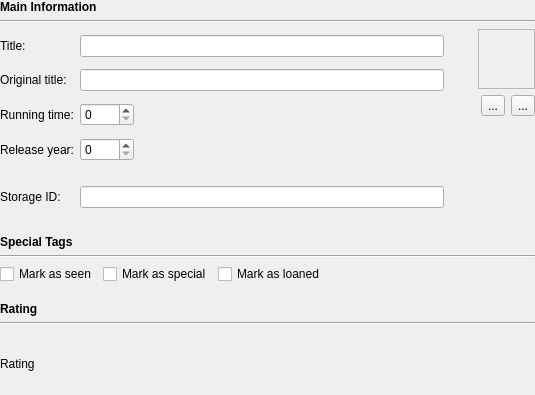
Above: src/movida/ui/maininfopage.ui from hippydream/movida before the change. Below: the same form after it.
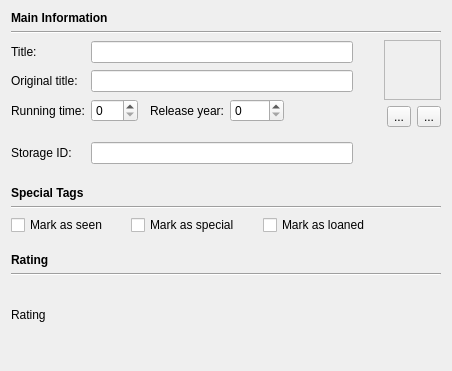
That is the form after the change. Custom widgets are drawn as their Qt base class.

Diff of the .ui file:
```diff
--- a/src/movida/ui/maininfopage.ui
+++ b/src/movida/ui/maininfopage.ui
@@ -6,18 +6,15 @@
    <rect>
     <x>0</x>
     <y>0</y>
-    <width>535</width>
-    <height>395</height>
+    <width>452</width>
+    <height>371</height>
    </rect>
   </property>
   <property name="windowTitle">
    <string>Form</string>
   </property>
   <layout class="QGridLayout" name="gridLayout_4">
-   <property name="margin">
-    <number>0</number>
-   </property>
-   <item row="0" column="0" colspan="2">
+   <item row="0" column="0">
     <widget class="QLabel" name="mainCaption">
      <property name="text">
       <string>&lt;b&gt;Main Information&lt;/b&gt;</string>
@@ -42,7 +39,7 @@
          </property>
         </widget>
        </item>
-       <item row="0" column="1" colspan="2">
+       <item row="0" column="1" colspan="6">
         <widget class="MvdClearEdit" name="title"/>
        </item>
        <item row="1" column="0">
@@ -52,7 +49,7 @@
          </property>
         </widget>
        </item>
-       <item row="1" column="1" colspan="2">
+       <item row="1" column="1" colspan="6">
         <widget class="MvdClearEdit" name="originalTitle"/>
        </item>
        <item row="2" column="0">
@@ -69,40 +66,14 @@
          </property>
         </widget>
        </item>
-       <item row="2" column="2">
-        <spacer name="horizontalSpacer_2">
-         <property name="orientation">
-          <enum>Qt::Horizontal</enum>
-         </property>
-         <property name="sizeHint" stdset="0">
-          <size>
-           <width>128</width>
-           <height>17</height>
-          </size>
-         </property>
-        </spacer>
-       </item>
-       <item row="3" column="0">
+       <item row="2" column="3">
         <widget class="QLabel" name="labYear">
          <property name="text">
           <string>Release year:</string>
          </property>
         </widget>
        </item>
-       <item row="3" column="1">
-        <widget class="MvdClearSpin" name="year">
-         <property name="minimum">
-          <number>0</number>
-         </property>
-         <property name="maximum">
-          <number>9999</number>
-         </property>
-         <property name="value">
-          <number>0</number>
-         </property>
-        </widget>
-       </item>
-       <item row="4" column="1" colspan="2">
+       <item row="3" column="1" colspan="6">
         <spacer name="verticalSpacer_3">
          <property name="orientation">
           <enum>Qt::Vertical</enum>
@@ -118,16 +89,45 @@
          </property>
         </spacer>
        </item>
-       <item row="5" column="0">
+       <item row="4" column="0">
         <widget class="QLabel" name="labStorageID">
          <property name="text">
           <string>Storage ID:</string>
          </property>
         </widget>
        </item>
-       <item row="5" column="1" colspan="2">
+       <item row="4" column="1" colspan="6">
         <widget class="MvdClearEdit" name="storageID"/>
        </item>
+       <item row="2" column="5">
+        <spacer name="horizontalSpacer_8">
+         <property name="orientation">
+          <enum>Qt::Horizontal</enum>
+         </property>
+         <property name="sizeType">
+          <enum>QSizePolicy::MinimumExpanding</enum>
+         </property>
+         <property name="sizeHint" stdset="0">
+          <size>
+           <width>5</width>
+           <height>18</height>
+          </size>
+         </property>
+        </spacer>
+       </item>
+       <item row="2" column="4">
+        <widget class="MvdClearSpin" name="year">
+         <property name="minimum">
+          <number>0</number>
+         </property>
+         <property name="maximum">
+          <number>9999</number>
+         </property>
+         <property name="value">
+          <number>0</number>
+         </property>
+        </widget>
+       </item>
       </layout>
      </item>
      <item row="0" column="1">
@@ -140,14 +140,17 @@
        </property>
        <property name="sizeHint" stdset="0">
         <size>
-         <width>13</width>
-         <height>188</height>
+         <width>10</width>
+         <height>128</height>
         </size>
        </property>
       </spacer>
      </item>
      <item row="0" column="2">
       <layout class="QVBoxLayout" name="verticalLayout">
+       <property name="sizeConstraint">
+        <enum>QLayout::SetMinimumSize</enum>
+       </property>
        <item>
         <layout class="QHBoxLayout" name="horizontalLayout_3">
          <item>
@@ -266,7 +269,7 @@
      </property>
     </spacer>
    </item>
-   <item row="4" column="0" colspan="2">
+   <item row="4" column="0">
     <widget class="QLabel" name="specialTagsCaption">
      <property name="text">
       <string>&lt;b&gt;Special Tags&lt;/b&gt;</string>
@@ -289,6 +292,22 @@
        </property>
       </widget>
      </item>
+     <item>
+      <spacer name="horizontalSpacer_7">
+       <property name="orientation">
+        <enum>Qt::Horizontal</enum>
+       </property>
+       <property name="sizeType">
+        <enum>QSizePolicy::Fixed</enum>
+       </property>
+       <property name="sizeHint" stdset="0">
+        <size>
+         <width>17</width>
+         <height>18</height>
+        </size>
+       </property>
+      </spacer>
+     </item>
      <item>
       <widget class="QCheckBox" name="markAsSpecial">
        <property name="text">
@@ -296,6 +315,22 @@
        </property>
       </widget>
      </item>
+     <item>
+      <spacer name="horizontalSpacer_9">
+       <property name="orientation">
+        <enum>Qt::Horizontal</enum>
+       </property>
+       <property name="sizeType">
+        <enum>QSizePolicy::Fixed</enum>
+       </property>
+       <property name="sizeHint" stdset="0">
+        <size>
+         <width>17</width>
+         <height>18</height>
+        </size>
+       </property>
+      </spacer>
+     </item>
      <item>
       <widget class="QCheckBox" name="markAsLoaned">
        <property name="text">
@@ -334,7 +369,7 @@
      </property>
     </spacer>
    </item>
-   <item row="8" column="0" colspan="2">
+   <item row="8" column="0">
     <widget class="QLabel" name="ratingCaption">
      <property name="text">
       <string>&lt;b&gt;Rating&lt;/b&gt;</string>
```
